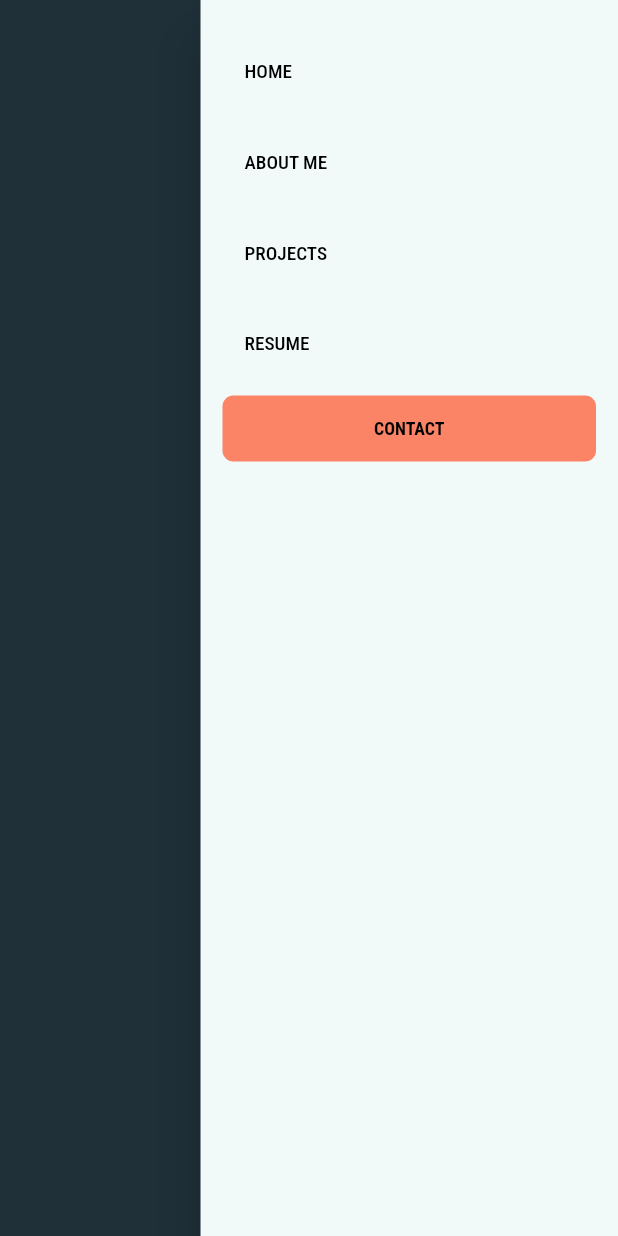
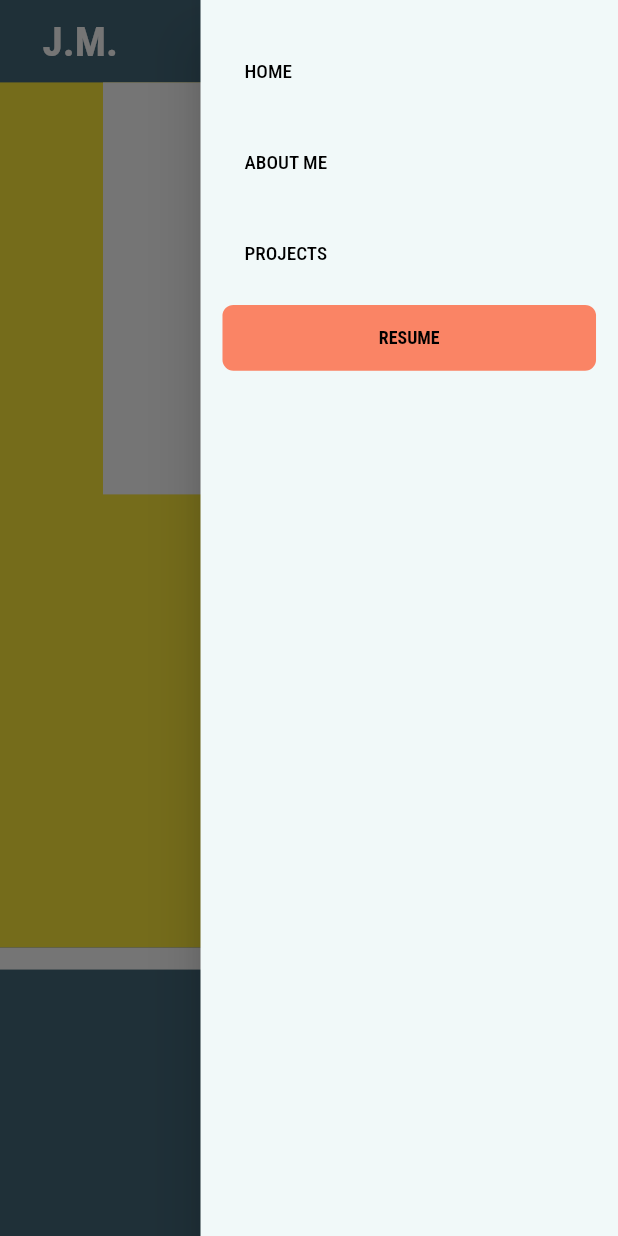
Before and after one commit to ChillyChaos/Personal-Website, a Flutter app: the screen it shows after launch, with the side drawer open, on a phone screen of 412 x 824 dp. Run offline on Flutter 3.47's test engine with Material 2 defaults, Android fonts, the phone set to English and light mode, and no system bars; our stand-ins replace carousel_slider, google_fonts, responsive_framework.

Commit message:
Started adding widgets to test designs for landing page. Also created dart files for about me, projects, and resume pages.

```diff
--- /dev/null
+++ b/lib/components/carousel.dart
@@ -0,0 +1,49 @@
+import 'package:carousel_slider/carousel_slider.dart';
+import 'package:flutter/material.dart';
+import 'package:personal_website/utils/screen_helper.dart';
+
+class Carousel extends StatelessWidget {
+  const Carousel({Key? key}) : super(key: key);
+
+  @override
+  Widget build(BuildContext context) {
+    double carouselContainerHeight = MediaQuery.of(context).size.height * (ScreenHelper.isMobile(context) ? .7 : .85);
+
+    return Container(
+      height: carouselContainerHeight,
+      color: Colors.yellow,
+      width: double.infinity,
+      child: Column(
+        mainAxisAlignment: MainAxisAlignment.start,
+        children: [
+          Container(
+            width: 300,
+            height: 300,
+            child: Center(child: Text("TEst")),
+            color: Colors.white,
+          ),
+          Container(
+            child: Text("TESTER"),
+          )
+          // Container(
+          //   alignment: Alignment.center,
+          //   child: CarouselSlider(
+          //     carouselController: carouselController,
+          //     options: CarouselOptions(
+          //       viewportFraction: 1,
+          //       scrollPhysics: NeverScrollableScrollPhysics(),
+          //       height: carouselContainerHeight
+          //     ),
+          //     items: List.generate(5, (index) => Builder(
+          //         builder: (BuildContext, context) {
+          //           return Container(
+          //           );
+          //         })),
+          //
+          //   ),
+          // )
+        ],
+      ),
+    );
+  }
+}
--- a/lib/components/header.dart
+++ b/lib/components/header.dart
@@ -10,8 +10,7 @@ List<HeaderItem> headerItems = [
   HeaderItem(title: "HOME", onTap: (){}),
   HeaderItem(title: "ABOUT ME", onTap: (){}),
   HeaderItem(title: "PROJECTS", onTap: (){}),
-  HeaderItem(title: "RESUME", onTap: (){}),
-  HeaderItem(title: "CONTACT", onTap: (){}, isButton: true),
+  HeaderItem(title: "RESUME", onTap: (){}, isButton: true),
 ];
 
 class HeaderRow extends StatelessWidget {
@@ -34,7 +33,7 @@ class HeaderRow extends StatelessWidget {
               color: myDangerColor,
               borderRadius: BorderRadius.circular(8.0),
             ),
-            padding: const EdgeInsets.symmetric(horizontal: 30.0,vertical: 5.0),
+            padding: const EdgeInsets.symmetric(horizontal: 15.0,vertical: 5.0),
             child: TextButton(
               onPressed: item.onTap,
               child: Text(
@@ -50,7 +49,7 @@ class HeaderRow extends StatelessWidget {
         ) : MouseRegion(
           cursor: SystemMouseCursors.click,
           child: Container(
-            margin: const EdgeInsets.symmetric(horizontal: 40.0),
+            margin: const EdgeInsets.symmetric(horizontal: 20.0),
             child: GestureDetector(
               onTap: item.onTap,
               child: Text(
@@ -79,12 +78,21 @@ class Header extends StatelessWidget {
       desktop: Padding(
         padding: const EdgeInsets.symmetric(
           vertical: 30.0,
+          horizontal: 40.0
         ),
         child: buildHeader(),
       ),
-      mobile: buildMobileHeader(),
+      mobile: Padding(
+          padding: const EdgeInsets.symmetric(
+            vertical: 10.0,
+            horizontal: 15.0
+          ),
+          child: buildMobileHeader()),
       tablet: Padding(
-        padding: const EdgeInsets.symmetric(vertical: 15.0),
+        padding: const EdgeInsets.symmetric(
+            vertical: 15.0,
+          horizontal: 20.0
+        ),
         child: buildHeader(),
       ),
 
@@ -99,7 +107,15 @@ class Header extends StatelessWidget {
           child: Row(
             mainAxisAlignment: MainAxisAlignment.spaceBetween,
             children: [
-              const SizedBox(),
+              const Text(
+                  "J.M.",
+                  style: TextStyle(
+                      fontSize: 30.0,
+                      fontWeight: FontWeight.bold,
+                      color: Colors.white
+                ),
+              ),
+              const Spacer(),
               GestureDetector(
                 onTap: (){
                   Globals.scaffoldKey.currentState?.openEndDrawer();
@@ -119,7 +135,20 @@ class Header extends StatelessWidget {
   Widget buildHeader() {
     return Container(
       color: myPrimaryColor,
-      child: const Center(child: HeaderRow()),
+      child: Row(
+        children: const [
+          Text(
+              "Josh M.",
+              style: TextStyle(
+                fontSize: 30.0,
+                fontWeight: FontWeight.bold,
+                color: Colors.white
+              ),
+          ),
+          Spacer(),
+          HeaderRow(),
+        ],
+      ),
       padding: const EdgeInsets.symmetric(horizontal: 20.0),
     );
   }
--- a/lib/pages/home.dart
+++ b/lib/pages/home.dart
@@ -1,7 +1,7 @@
 import 'package:flutter/material.dart';
 import 'package:personal_website/utils/constants.dart';
 
-import '../components/Carousel.dart';
+import '../components/carousel.dart';
 import '../components/header.dart';
 import '../utils/globals.dart';
 
@@ -59,9 +59,15 @@ class Home extends StatelessWidget {
       body: SingleChildScrollView(
         child: Column(
           crossAxisAlignment: CrossAxisAlignment.start,
-          children: const [
+          children: [
             Header(),
             Carousel(),
+            SizedBox(
+              child: Container(
+                color: Colors.white,
+                  child: Center(
+                      child: Text("TEst")))
+            )
           ],
         ),
       ),
```
Also changed, not shown: lib/components/Carousel.dart (deleted, +0 -10 lines), lib/components/carousel_items.dart (added, +51 -0 lines), lib/models/carousel_item_model.dart (added, +8 -0 lines), lib/pages/about_me.dart (added), lib/pages/projects.dart (added), lib/pages/resume.dart (added).
